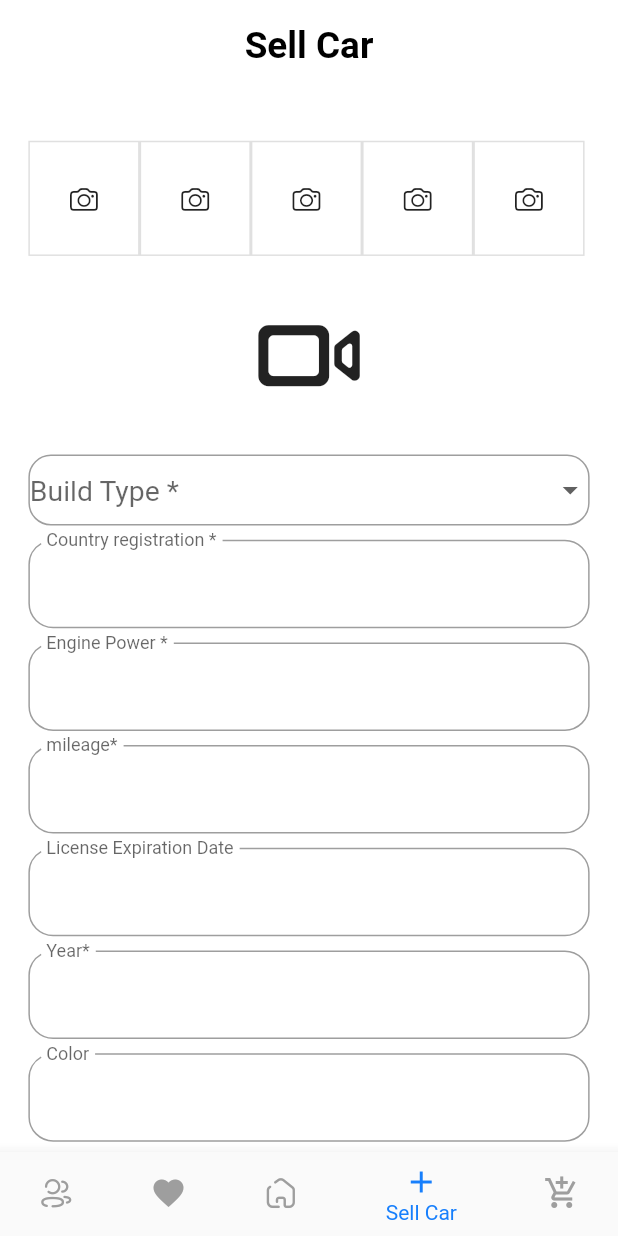
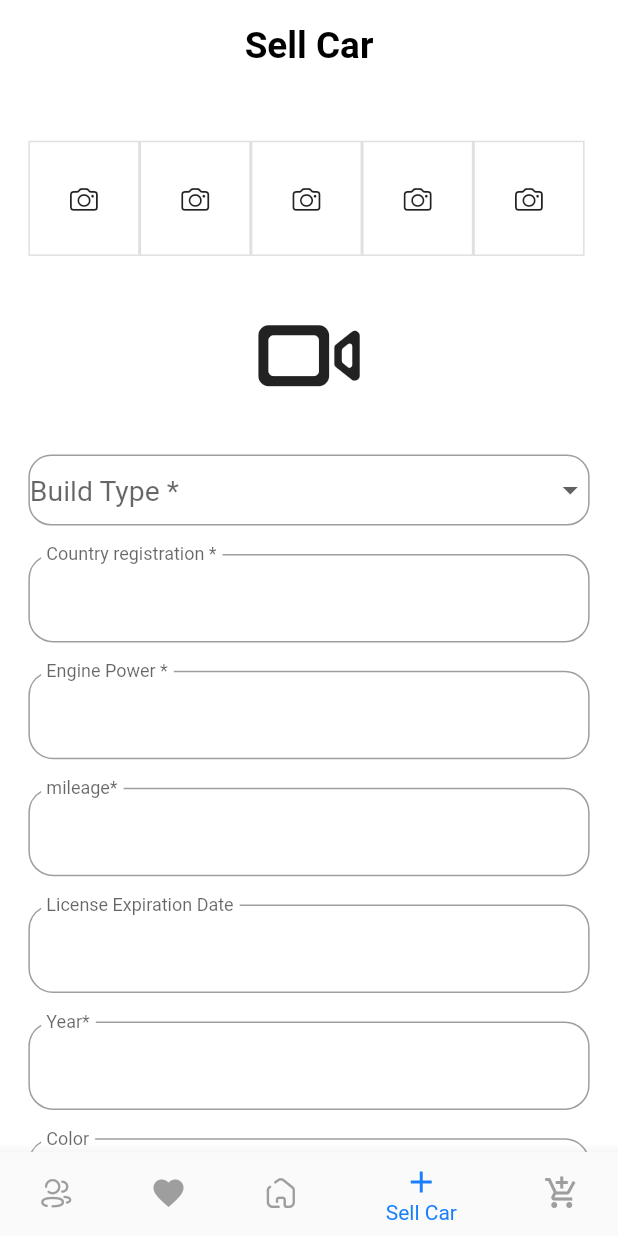
Before and after one commit to diaaossam/platinum_app, a Flutter app: the MainLayout screen opened directly, item 4 of the bottom bar chosen, on a phone screen of 412 x 824 dp. Run offline on Flutter 3.47's test engine with Material 2 defaults, Android fonts, the phone set to English and light mode, and no system bars; drawn by our look-alikes of dropdown_button2; our stand-ins replace bloc, cloud_firestore, firebase_auth, firebase_core, firebase_storage, flutter_bloc and 6 more; missing offline and left inert: tbib_toast; accounts and stored records are empty; project files that could hold a hidden picture were left out.

Commit message:
finish_the_app

```diff
--- a/lib/screens/main_layout/screens/sell_screen/sell_screen.dart
+++ b/lib/screens/main_layout/screens/sell_screen/sell_screen.dart
@@ -150,56 +150,56 @@ class _SellCarScreenState extends State<SellCarScreen> {
                     ),
                     DropDownCategory(),
                     SizedBox(
-                      height: getProportionateScreenHeight(10.0),
+                      height: getProportionateScreenHeight(20.0),
                     ),
                     CustomTextFormField(
                         controller: countryReg,
                         lableText: 'Country registration *',
                         hintText: 'n'),
                     SizedBox(
-                      height: getProportionateScreenHeight(10.0),
+                      height: getProportionateScreenHeight(20.0),
                     ),
                     CustomTextFormField(
                         controller: enginePower,
                         lableText: 'Engine Power *',
                         hintText: 'n'),
                     SizedBox(
-                      height: getProportionateScreenHeight(10.0),
+                      height: getProportionateScreenHeight(20.0),
                     ),
                     CustomTextFormField(
                         controller: mileage,
                         lableText: 'mileage*',
                         hintText: 'n'),
                     SizedBox(
-                      height: getProportionateScreenHeight(10.0),
+                      height: getProportionateScreenHeight(20.0),
                     ),
                     CustomTextFormField(
                         controller: licenseExpire,
                         lableText: 'License Expiration Date',
                         hintText: 'n'),
                     SizedBox(
-                      height: getProportionateScreenHeight(10.0),
+                      height: getProportionateScreenHeight(20.0),
                     ),
                     CustomTextFormField(
                         controller: year, lableText: 'Year*', hintText: 'n'),
                     SizedBox(
-                      height: getProportionateScreenHeight(10.0),
+                      height: getProportionateScreenHeight(20.0),
                     ),
                     CustomTextFormField(
                         controller: color, lableText: 'Color', hintText: 'n'),
                     SizedBox(
-                      height: getProportionateScreenHeight(10.0),
+                      height: getProportionateScreenHeight(20.0),
                     ),
                     DropDownFuelType(),
                     SizedBox(
-                      height: getProportionateScreenHeight(10.0),
+                      height: getProportionateScreenHeight(20.0),
                     ),
                     CustomTextFormField(
                         controller: number,
                         lableText: 'Number Of Owner',
                         hintText: 'n'),
                     SizedBox(
-                      height: getProportionateScreenHeight(10.0),
+                      height: getProportionateScreenHeight(20.0),
                     ),
                     CustomTextFormField(
                         controller: problems,
@@ -210,7 +210,7 @@ class _SellCarScreenState extends State<SellCarScreen> {
                     ),
                     AppText(text: 'License Status'),
                     SizedBox(
-                      height: getProportionateScreenHeight(10.0),
+                      height: getProportionateScreenHeight(20.0),
                     ),
                     Row(
                       children: [
@@ -225,20 +225,20 @@ class _SellCarScreenState extends State<SellCarScreen> {
                       ],
                     ),
                     SizedBox(
-                      height: getProportionateScreenHeight(10.0),
+                      height: getProportionateScreenHeight(20.0),
                     ),
                     DropDownItemCondition(),
                     SizedBox(
-                      height: getProportionateScreenHeight(10.0),
+                      height: getProportionateScreenHeight(20.0),
                     ),
                     //done
                     buildProductPriceFormField(cubit),
                     SizedBox(
-                      height: getProportionateScreenHeight(10.0),
+                      height: getProportionateScreenHeight(20.0),
                     ),
                      buildProductDescprtionFormField(cubit),
                     SizedBox(
-                      height: getProportionateScreenHeight(10.0),
+                      height: getProportionateScreenHeight(20.0),
                     ),
                     buildProductTitleFormField(cubit),
                     SizedBox(
```
